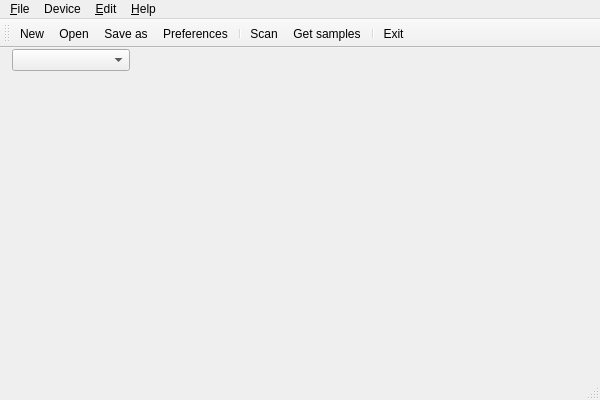
This is gui/mainwindow.ui in esden/flosslogic as Qt 5 draws it before an edit. The edited form follows.
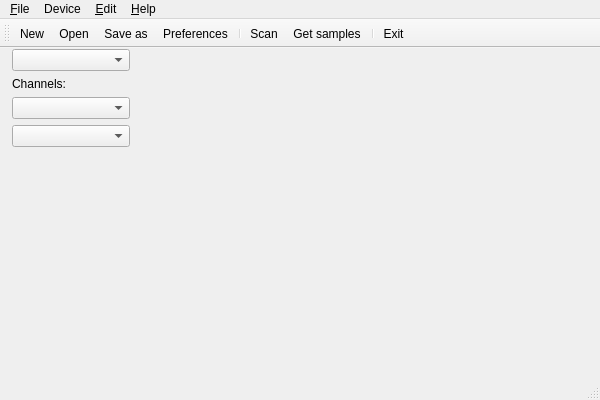
This is the edited form. Icons and pictures are not drawn.

Commit message: Add a samplerate and number of samples comboBox.

```diff
--- a/gui/mainwindow.ui
+++ b/gui/mainwindow.ui
@@ -48,7 +48,7 @@
       <item row="0" column="0">
        <widget class="QComboBox" name="comboBoxLA"/>
       </item>
-      <item row="2" column="0">
+      <item row="4" column="0">
        <spacer name="verticalSpacer">
         <property name="orientation">
          <enum>Qt::Vertical</enum>
@@ -62,7 +62,17 @@
        </spacer>
       </item>
       <item row="1" column="0">
-       <widget class="QLabel" name="channelsLabel"/>
+       <widget class="QLabel" name="labelChannels">
+        <property name="text">
+         <string>Channels:</string>
+        </property>
+       </widget>
+      </item>
+      <item row="2" column="0">
+       <widget class="QComboBox" name="comboBoxSampleRate"/>
+      </item>
+      <item row="3" column="0">
+       <widget class="QComboBox" name="comboBoxNumSamples"/>
       </item>
      </layout>
     </widget>
```
The commit also changes 1 other file.
